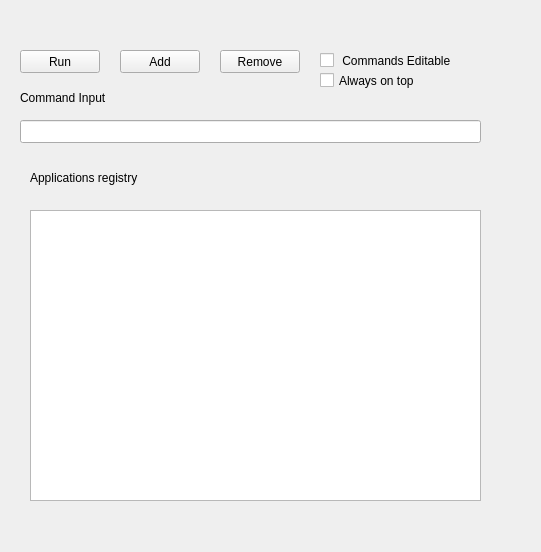
Above: user_interface.ui from caiorss/qapplauncher before the change. Below: the same form after it.
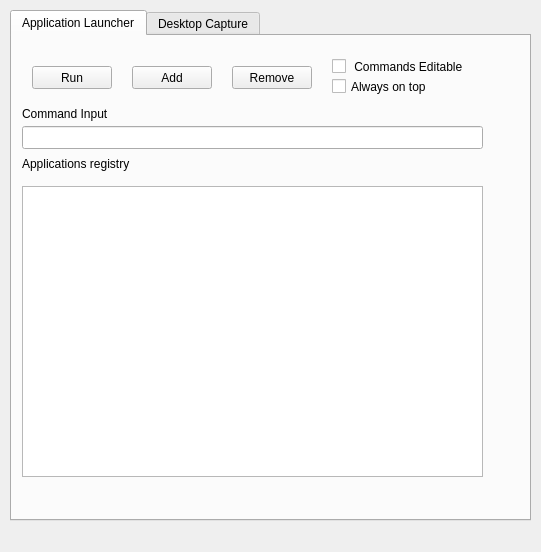
That is the form after the change.

Commit message: Create GUI user interface tabs.

```diff
--- a/user_interface.ui
+++ b/user_interface.ui
@@ -14,37 +14,27 @@
    <string>Command Launcher</string>
   </property>
   <widget class="QWidget" name="centralwidget">
-   <widget class="QLabel" name="label">
+   <widget class="QTabWidget" name="tabWidget">
     <property name="geometry">
      <rect>
-      <x>30</x>
-      <y>170</y>
-      <width>131</width>
-      <height>16</height>
+      <x>10</x>
+      <y>10</y>
+      <width>521</width>
+      <height>511</height>
      </rect>
     </property>
-    <property name="text">
-     <string>Applications registry</string>
+    <property name="currentIndex">
+     <number>0</number>
     </property>
-   </widget>
-   <widget class="QLineEdit" name="cmd_input">
-    <property name="geometry">
-     <rect>
-      <x>20</x>
-      <y>120</y>
-      <width>461</width>
-      <height>23</height>
-     </rect>
-    </property>
-    <property name="toolTip">
-     <string>Enter commands to be run.</string>
-    </property>
-   </widget>
+    <widget class="QWidget" name="tab">
+     <attribute name="title">
+      <string>Application Launcher</string>
+     </attribute>
    <widget class="QPushButton" name="btn_run">
     <property name="geometry">
      <rect>
       <x>20</x>
-      <y>50</y>
+        <y>30</y>
       <width>80</width>
       <height>23</height>
      </rect>
@@ -60,7 +50,7 @@
     <property name="geometry">
      <rect>
       <x>120</x>
-      <y>50</y>
+        <y>30</y>
       <width>80</width>
       <height>23</height>
      </rect>
@@ -76,7 +66,7 @@
     <property name="geometry">
      <rect>
       <x>220</x>
-      <y>50</y>
+        <y>30</y>
       <width>80</width>
       <height>23</height>
      </rect>
@@ -88,25 +78,25 @@
      <string>Remove</string>
     </property>
    </widget>
-   <widget class="QLabel" name="label_2">
+     <widget class="QLineEdit" name="cmd_input">
     <property name="geometry">
      <rect>
-      <x>20</x>
+        <x>10</x>
       <y>90</y>
-      <width>131</width>
-      <height>16</height>
-     </rect>
-    </property>
-    <property name="text">
-     <string>Command Input</string>
+        <width>461</width>
+        <height>23</height>
+       </rect>
+      </property>
+      <property name="toolTip">
+       <string>Enter commands to be run.</string>
     </property>
    </widget>
    <widget class="QListWidget" name="cmd_registry">
     <property name="geometry">
      <rect>
-      <x>30</x>
-      <y>210</y>
-      <width>451</width>
+        <x>10</x>
+        <y>150</y>
+        <width>461</width>
       <height>291</height>
      </rect>
     </property>
@@ -114,27 +104,37 @@
      <string>Double click to run any selected command or click at the button run.</string>
     </property>
    </widget>
-   <widget class="QCheckBox" name="chb_editable">
+     <widget class="QLabel" name="label">
     <property name="geometry">
      <rect>
-      <x>320</x>
-      <y>50</y>
-      <width>161</width>
-      <height>21</height>
-     </rect>
-    </property>
-    <property name="toolTip">
-     <string>If checked, any item in the command registry become editable instead of being run.</string>
-    </property>
+        <x>10</x>
+        <y>120</y>
+        <width>141</width>
+        <height>16</height>
+       </rect>
+      </property>
     <property name="text">
-     <string> Commands Editable</string>
-    </property>
-   </widget>
-   <widget class="QCheckBox" name="chb_always_on_top">
+       <string>Applications registry</string>
+      </property>
+     </widget>
+     <widget class="QLabel" name="label_2">
     <property name="geometry">
      <rect>
-      <x>320</x>
+        <x>10</x>
       <y>70</y>
+        <width>131</width>
+        <height>16</height>
+       </rect>
+      </property>
+      <property name="text">
+       <string>Command Input</string>
+      </property>
+     </widget>
+     <widget class="QCheckBox" name="chb_always_on_top">
+      <property name="geometry">
+       <rect>
+        <x>320</x>
+        <y>40</y>
       <width>161</width>
       <height>21</height>
      </rect>
@@ -145,6 +145,29 @@
     <property name="text">
      <string>Always on top</string>
     </property>
+     </widget>
+     <widget class="QCheckBox" name="chb_editable">
+      <property name="geometry">
+       <rect>
+        <x>320</x>
+        <y>20</y>
+        <width>161</width>
+        <height>21</height>
+       </rect>
+      </property>
+      <property name="toolTip">
+       <string>If checked, any item in the command registry become editable instead of being run.</string>
+      </property>
+      <property name="text">
+       <string> Commands Editable</string>
+      </property>
+     </widget>
+    </widget>
+    <widget class="QWidget" name="tab_2">
+     <attribute name="title">
+      <string>Desktop Capture</string>
+     </attribute>
+    </widget>
    </widget>
   </widget>
   <widget class="QMenuBar" name="menuBar">
```
Lines whose indentation alone changed are shown as unchanged.
